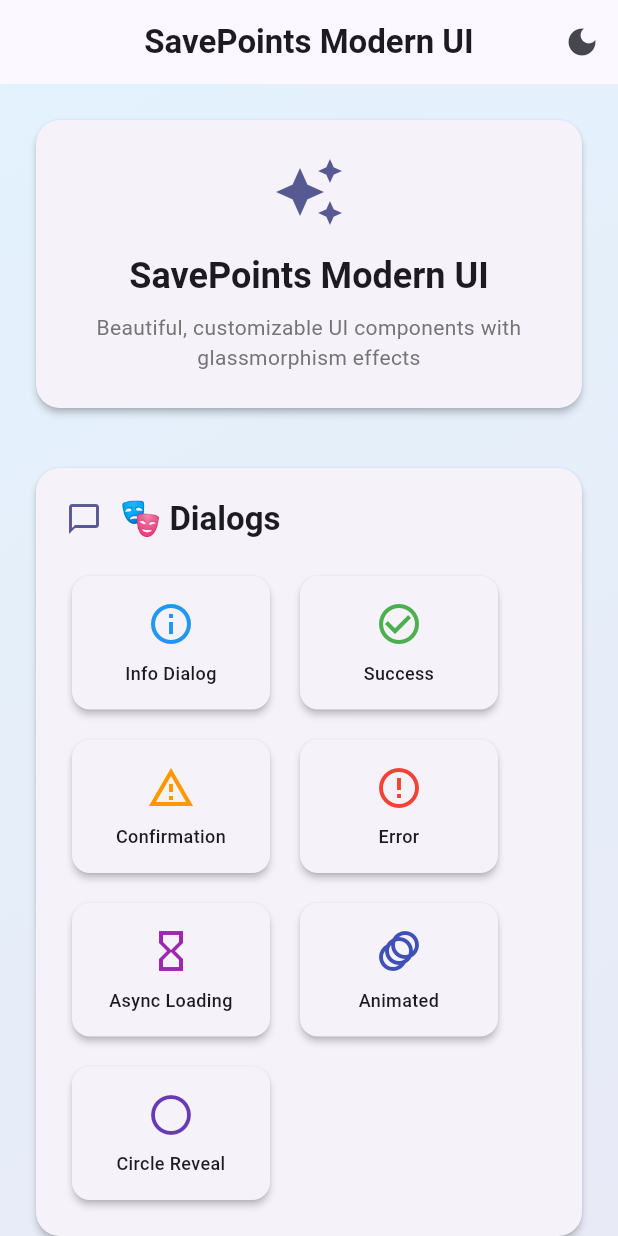
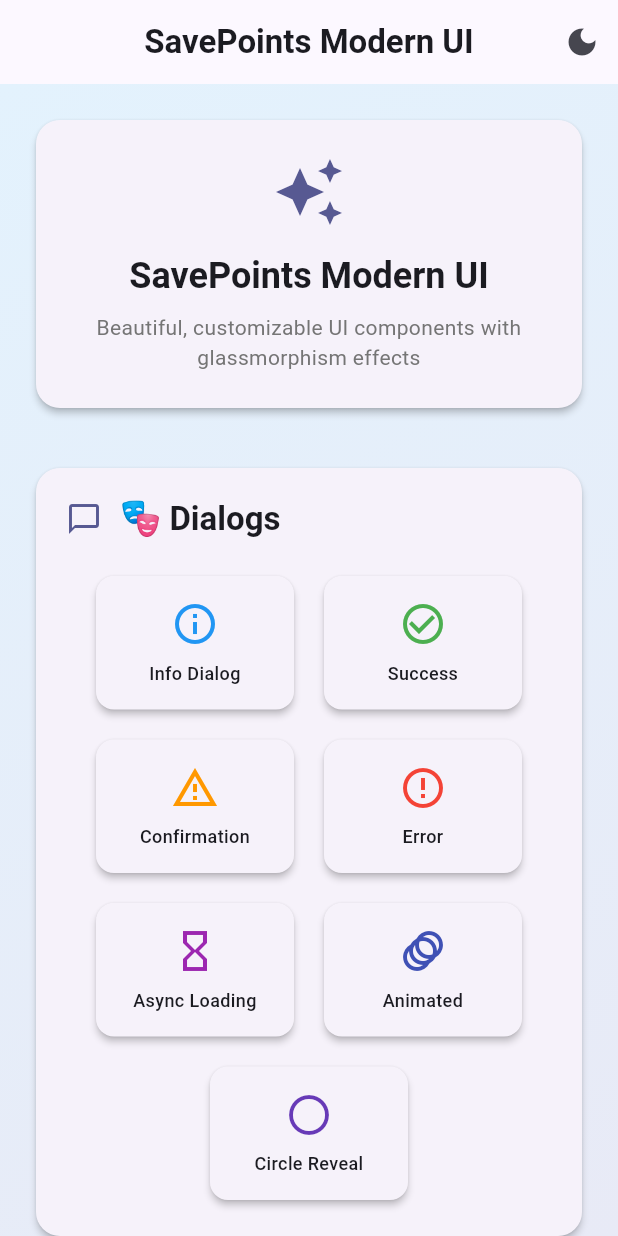
Before and after one commit to m7hamed-dev/save-points-modern-ui, a Flutter app: the screen it shows after launch, on a phone screen of 412 x 824 dp. Run offline on Flutter 3.47's test engine with Material 3 defaults, Android fonts, the phone set to English and light mode, and no system bars.

Commit message:
Refactor layout in main.dart to center align children in Wrap widget and remove unnecessary crossAxisAlignment. Clean up whitespace in modern_dialog.dart for improved readability and ensure context is checked before Navigator pop.

```diff
--- a/lib/dialog/modern_dialog.dart
+++ b/lib/dialog/modern_dialog.dart
@@ -104,7 +104,9 @@ class _ModernDialogState extends State<ModernDialog> {
 
   @override
   Widget build(BuildContext context) {
-    final colorConfig = _cachedColorConfig ?? DialogColorConfig(
+    final colorConfig =
+        _cachedColorConfig ??
+        DialogColorConfig(
           theme: Theme.of(context),
           isDark: widget.isDark,
           iconColor: widget.iconColor,
@@ -202,7 +204,9 @@ class _ModernDialogState extends State<ModernDialog> {
         if (onConfirmAsync != null) {
           final shouldClose = await onConfirmAsync();
           if (shouldClose == true && mounted) {
+            if (context.mounted) {
               Navigator.of(context).pop(true);
+            }
           } else if (mounted) {
             setState(() {
               _isLoading = false;
--- a/lib/main.dart
+++ b/lib/main.dart
@@ -188,7 +188,6 @@ class _ExampleHomePageState extends State<ExampleHomePage> {
       child: Padding(
         padding: const EdgeInsets.all(20),
         child: Column(
-          crossAxisAlignment: CrossAxisAlignment.start,
           children: [
             Row(
               children: [
@@ -203,7 +202,14 @@ class _ExampleHomePageState extends State<ExampleHomePage> {
               ],
             ),
             const SizedBox(height: 20),
-            Wrap(spacing: 12, runSpacing: 12, children: children),
+            Wrap(
+              spacing: 12,
+              runSpacing: 12,
+              alignment: .center,
+              runAlignment: .center,
+              crossAxisAlignment: .center,
+              children: children,
+            ),
           ],
         ),
       ),
```
Lines whose indentation alone changed are shown as unchanged.
